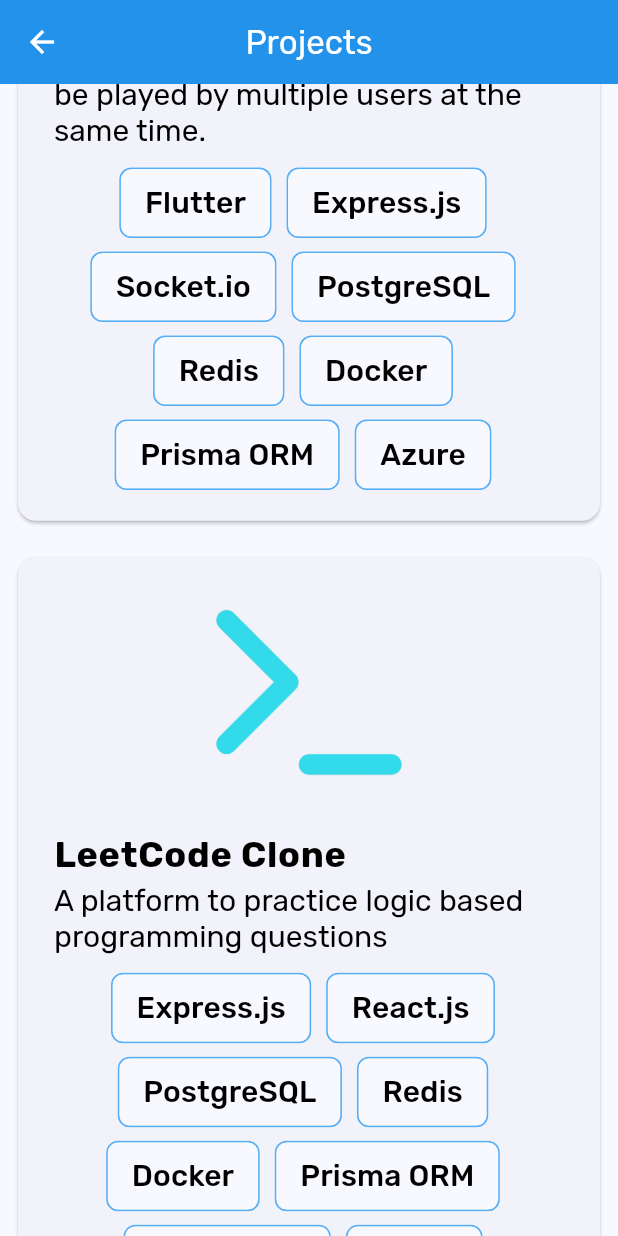
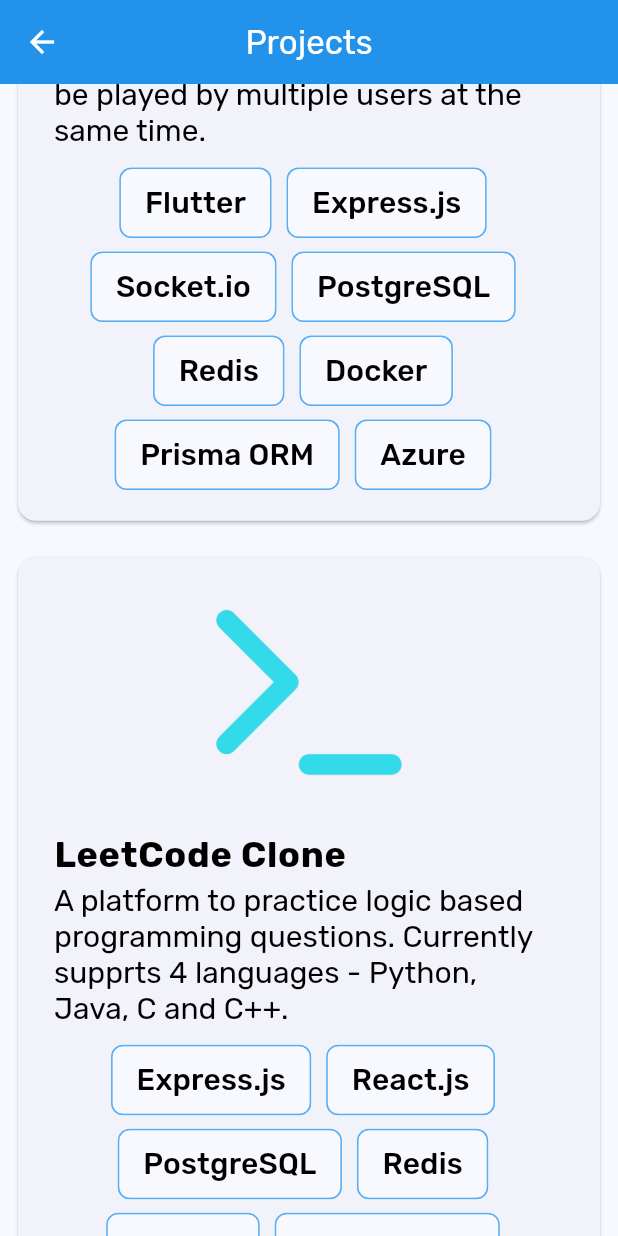
Before and after one commit to MananGandhi1810/Portfolio-Website, a Flutter app: the ProjectsPage screen opened directly, scrolled down 1728 dp, on a phone screen of 412 x 824 dp. Run offline on Flutter 3.47's test engine with Material 3 defaults, Android fonts, the phone set to English and light mode, and no system bars; our stand-ins replace dio, google_fonts, shimmer, simple_icons, toastification; missing offline and left inert: device_frame, starsview.

Commit message:
Update leetcode project

```diff
--- a/lib/presentation/mobile_screens/projects_page.dart
+++ b/lib/presentation/mobile_screens/projects_page.dart
@@ -89,7 +89,7 @@
               projectName: 'LeetCode Clone',
               projectImage: 'assets/images/projects/leetcode_clone_website.png',
               projectDescription:
-                  'A platform to practice logic based programming questions',
+                  'A platform to practice logic based programming questions. Currently supprts 4 languages - Python, Java, C and C++.',
               projectLink: 'https://code.manangandhi.tech/',
               projectTechnologies: [
                 'Express.js',
```
